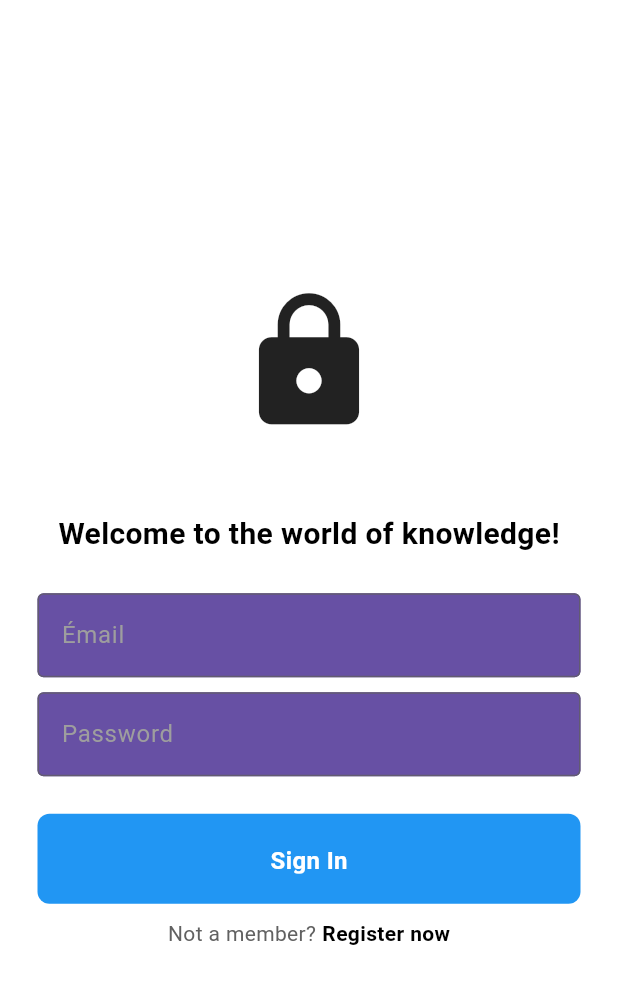
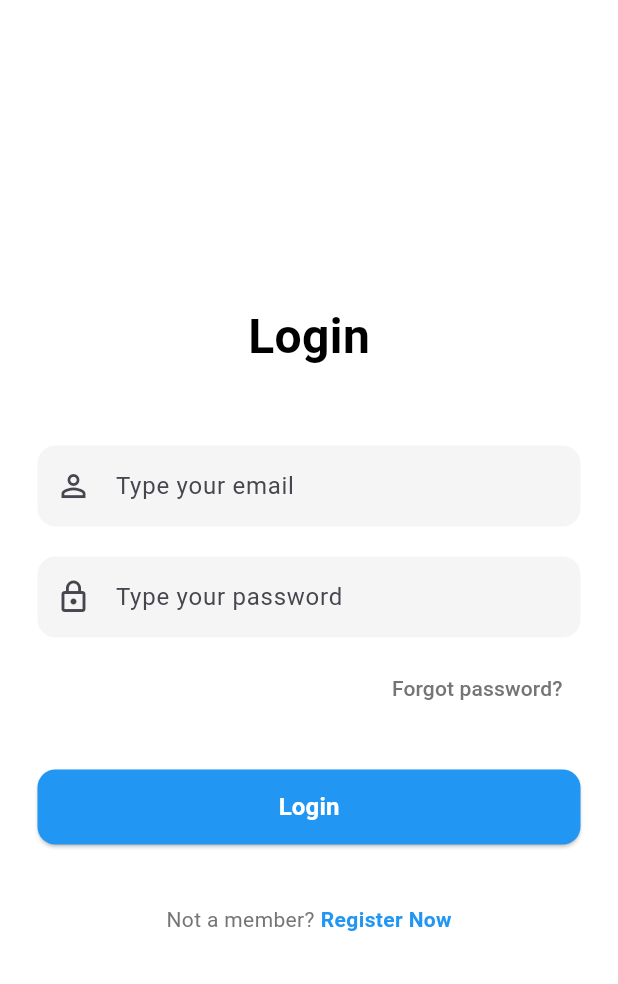
Before and after one commit to Noman5713/researchpro_flutter_project, a Flutter app: the screen it shows after launch, on a phone screen of 412 x 824 dp. Shown: the top 984 px of the screen. Run offline on Flutter 3.47's test engine with Material 3 defaults, Android fonts, the light colour scheme and no system bars; our stand-ins replace get.

Commit message:
Update login paage

```diff
--- a/lib/pages/login_page.dart
+++ b/lib/pages/login_page.dart
@@ -1,19 +1,55 @@
+// ignore_for_file: prefer_const_constructors
+
 import 'package:flutter/material.dart';
-import 'package:researchpro/components/button.dart';
-import 'package:researchpro/components/text_field.dart';
+import 'package:get/get.dart';
+import 'package:researchpro/pages/forgot_password_page.dart';
+import 'package:researchpro/pages/home_page.dart';
+import 'package:researchpro/pages/register_page.dart';
+import 'package:researchpro/services/auth_service.dart';
 
 class LoginPage extends StatefulWidget {
-  final Function()? onTap;
-  const LoginPage({super.key, required this.onTap});
+  const LoginPage({super.key});
 
   @override
-  State<LoginPage> createState() => _LoginpageState();
+  State<LoginPage> createState() => _LoginPageState();
 }
 
-class _LoginpageState extends State<LoginPage> {
-  // text editing controller
-  final emailTextController = TextEditingController();
-  final passwordTextController = TextEditingController();
+class _LoginPageState extends State<LoginPage> {
+  final emailController = TextEditingController();
+  final passwordController = TextEditingController();
+  final authService = AuthService();
+
+  void signIn() {
+    // Show loading circle
+    showDialog(
+      context: context,
+      builder: (context) => const Center(
+        child: CircularProgressIndicator(),
+      ),
+    );
+
+    // Try to login
+    if (authService.login(emailController.text, passwordController.text)) {
+      // Pop loading circle
+      Navigator.pop(context);
+      // Navigate to home page
+      Navigator.pushReplacement(
+        context,
+        MaterialPageRoute(builder: (context) => const HomePage()),
+      );
+    } else {
+      // Pop loading circle
+      Navigator.pop(context);
+      // Show error message
+      Get.snackbar(
+        'Error',
+        'Invalid email or password',
+        snackPosition: SnackPosition.TOP,
+        backgroundColor: Colors.red,
+        colorText: Colors.white,
+      );
+    }
+  }
 
   @override
   Widget build(BuildContext context) {
@@ -21,67 +57,140 @@ class _LoginpageState extends State<LoginPage> {
       backgroundColor: Colors.white,
       body: SafeArea(
         child: Center(
+          child: SingleChildScrollView(
             child: Padding(
-            padding: const EdgeInsets.symmetric(horizontal: 25),
+              padding: const EdgeInsets.symmetric(horizontal: 25.0),
               child: Column(
                 mainAxisAlignment: MainAxisAlignment.center,
                 children: [
-                //logo
-                const Icon(Icons.lock, size: 100),
-
+                  // Title
+                  const Text(
+                    "Login",
+                    style: TextStyle(
+                      fontSize: 32,
+                      fontWeight: FontWeight.bold,
+                      color: Colors.black,
+                    ),
+                  ),
                   const SizedBox(height: 50),
 
-                //welcome back message
-                const Text(
-                  "Welcome to the world of knowledge!",
-                  style: TextStyle(
-                    color: Color.fromARGB(255, 0, 0, 0),
-                    fontWeight: FontWeight.bold,
-                    fontSize: 20,
+                  // Email textfield with icon
+                  Container(
+                    decoration: BoxDecoration(
+                      color: Colors.grey[100],
+                      borderRadius: BorderRadius.circular(12),
+                    ),
+                    child: TextField(
+                      controller: emailController,
+                      decoration: InputDecoration(
+                        hintText: 'Type your email',
+                        prefixIcon: const Icon(Icons.person_outline),
+                        border: InputBorder.none,
+                        contentPadding: const EdgeInsets.symmetric(
+                          horizontal: 20,
+                          vertical: 15,
                         ),
                       ),
+                    ),
+                  ),
+                  const SizedBox(height: 20),
 
-                const SizedBox(height: 25),
-
-                //email textfield
-                MyTextField(
-                  controller: emailTextController,
-                  hintText: 'Émail',
-                  obsecureText: false,
+                  // Password textfield with icon
+                  Container(
+                    decoration: BoxDecoration(
+                      color: Colors.grey[100],
+                      borderRadius: BorderRadius.circular(12),
                     ),
-
+                    child: TextField(
+                      controller: passwordController,
+                      obscureText: true,
+                      decoration: InputDecoration(
+                        hintText: 'Type your password',
+                        prefixIcon: const Icon(Icons.lock_outline),
+                        border: InputBorder.none,
+                        contentPadding: const EdgeInsets.symmetric(
+                          horizontal: 20,
+                          vertical: 15,
+                        ),
+                      ),
+                    ),
+                  ),
                   const SizedBox(height: 10),
 
-                //password textfield
-                MyTextField(
-                  controller: passwordTextController,
-                  hintText: 'Password',
-                  obsecureText: true,
+                  // Forgot password
+                  Align(
+                    alignment: Alignment.centerRight,
+                    child: TextButton(
+                      onPressed: () {
+                        Navigator.push(
+                          context,
+                          MaterialPageRoute(
+                            builder: (context) => const ForgotPasswordPage(),
                           ),
+                        );
+                      },
+                      child: Text(
+                        'Forgot password?',
+                        style: TextStyle(
+                          color: Colors.grey[600],
+                          fontSize: 14,
+                        ),
+                      ),
+                    ),
+                  ),
+                  const SizedBox(height: 30),
 
-                SizedBox(height: 25),
+                  // Login button
+                  SizedBox(
+                    width: double.infinity,
+                    height: 50,
+                    child: ElevatedButton(
+                      onPressed: signIn,
+                      style: ElevatedButton.styleFrom(
+                        backgroundColor: Colors.blue,
+                        shape: RoundedRectangleBorder(
+                          borderRadius: BorderRadius.circular(12),
+                        ),
+                      ),
+                      child: const Text(
+                        'Login',
+                        style: TextStyle(
+                          color: Colors.white,
+                          fontSize: 16,
+                          fontWeight: FontWeight.bold,
+                        ),
+                      ),
+                    ),
+                  ),
+                  const SizedBox(height: 40),
 
-                //sign in button
-                MyButton(onTap: () {}, text: 'Sign In'),
-
-                const SizedBox(height: 10),
-
-                //go to register page
+                  // Not a member row
                   Row(
                     mainAxisAlignment: MainAxisAlignment.center,
                     children: [
                       Text(
-                      "Not a member?",
-                      style: TextStyle(color: Colors.grey[700]),
+                        'Not a member?',
+                        style: TextStyle(
+                          color: Colors.grey[600],
+                          fontSize: 14,
                         ),
-                    SizedBox(width: 4),
+                      ),
+                      const SizedBox(width: 4),
                       GestureDetector(
-                      onTap: widget.onTap,
+                        onTap: () {
+                          Navigator.push(
+                            context,
+                            MaterialPageRoute(
+                              builder: (context) => const RegisterPage(),
+                            ),
+                          );
+                        },
                         child: const Text(
-                        "Register now",
+                          'Register Now',
                           style: TextStyle(
+                            color: Colors.blue,
+                            fontSize: 14,
                             fontWeight: FontWeight.bold,
-                          color: Color.fromARGB(255, 0, 0, 0),
                           ),
                         ),
                       ),
@@ -92,6 +201,7 @@ class _LoginpageState extends State<LoginPage> {
             ),
           ),
         ),
+      ),
     );
   }
 }
```
Lines whose indentation alone changed are shown as unchanged.
